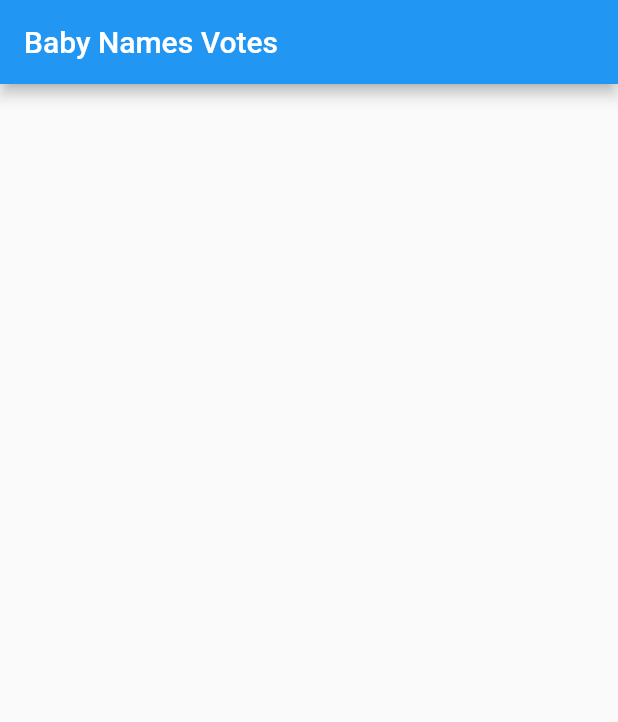
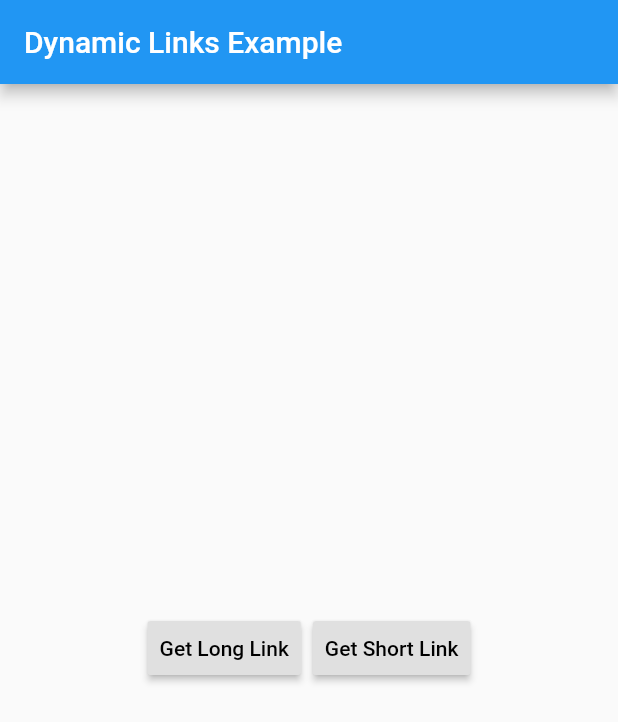
Before and after one commit to johanquiroga/flutter-firebase, a Flutter app: the screen it shows after launch, on a phone screen of 412 x 824 dp. Shown: the top 722 px of the screen. Run offline on Flutter 3.47's test engine with Material 2 defaults, Android fonts, the phone set to English and light mode, and no system bars; our stand-ins replace cloud_firestore, firebase_dynamic_links; accounts and stored records are empty.

Commit message:
Added Firebase Dynamic Links and routing for demo app

```diff
--- a/lib/main.dart
+++ b/lib/main.dart
@@ -1,5 +1,8 @@
+import 'dart:async';
+
 import 'package:flutter/material.dart';
 import 'package:cloud_firestore/cloud_firestore.dart';
+import 'package:firebase_dynamic_links/firebase_dynamic_links.dart';
 
 void main() => runApp(new MyApp());
 
@@ -10,8 +13,138 @@ class MyApp extends StatelessWidget {
   Widget build(BuildContext context) {
     return new MaterialApp(
       title: 'Baby names',
-      home: new MyHomePage(title: 'Baby Names Votes'),
+      routes: <String, WidgetBuilder>{
+        '/': (BuildContext context) => new _MainScreen(),
+        '/flutter-baby-names': (BuildContext context) =>
+            new MyHomePage(title: 'Baby Names Votes'),
+        '/helloworld': (BuildContext context) =>
+            new _DynamicLinkScreen(title: 'Hello World'),
+        '/firebase-flutter': (BuildContext context) =>
+            new _DynamicLinkScreen(title: 'Firebase Flutter Test'),
+      },
     );
+  }
+}
+
+class _MainScreen extends StatefulWidget {
+  @override
+  State<StatefulWidget> createState() => new _MainScreenState();
+}
+
+class _MainScreenState extends State<_MainScreen> with WidgetsBindingObserver {
+  String _linkMessage;
+  bool _isCreatingLink = false;
+  Timer _timerLink;
+  @override
+  BuildContext get context => super.context;
+
+  @override
+  void initState() {
+    super.initState();
+    WidgetsBinding.instance.addObserver(this);
+  }
+
+  @override
+  void didChangeAppLifecycleState(AppLifecycleState state) {
+    if (state == AppLifecycleState.resumed) {
+      _timerLink = new Timer(const Duration(milliseconds: 850), () {
+        _retrieveDynamicLink();
+      });
+    }
+  }
+
+  Future<void> _retrieveDynamicLink() async {
+    final PendingDynamicLinkData data =
+        await FirebaseDynamicLinks.instance.retrieveDynamicLink();
+    final Uri deepLink = data?.link;
+
+    if (deepLink != null) {
+      print(deepLink.toString());
+      Navigator.pushNamed(context, deepLink.path);
+    }
+  }
+
+  Future<void> _createDynamicLink(bool short) async {
+    setState(() {
+      _isCreatingLink = true;
+    });
+
+    final DynamicLinkParameters parameters = new DynamicLinkParameters(
+      domain: 'johanquiroga.page.link',
+      link: Uri.parse('http://johanquiroga.me/helloworld'),
+      androidParameters: new AndroidParameters(
+        packageName: 'com.example.firebasetest',
+        minimumVersion: 0,
+      ),
+      dynamicLinkParametersOptions: new DynamicLinkParametersOptions(
+        shortDynamicLinkPathLength: ShortDynamicLinkPathLength.short,
+      ),
+      // iosParameters: new IosParameters(
+      //   bundleId: 'com.google.FirebaseCppDynamicLinksTestApp.dev',
+      //   minimumVersion: '0',
+      // ),
+    );
+
+    Uri url;
+    if (short) {
+      final ShortDynamicLink shortLink = await parameters.buildShortLink();
+      url = shortLink.shortUrl;
+    } else {
+      url = await parameters.buildUrl();
+    }
+
+    setState(() {
+      _linkMessage = url.toString();
+      _isCreatingLink = false;
+    });
+  }
+
+  @override
+  Widget build(BuildContext context) {
+    return new Material(
+      child: new Scaffold(
+        appBar: new AppBar(
+          title: const Text('Dynamic Links Example'),
+        ),
+        body: new Center(
+          child: new Column(
+            mainAxisAlignment: MainAxisAlignment.center,
+            children: <Widget>[
+              new ButtonBar(
+                alignment: MainAxisAlignment.center,
+                children: <Widget>[
+                  new RaisedButton(
+                    onPressed: !_isCreatingLink
+                        ? () => _createDynamicLink(false)
+                        : null,
+                    child: const Text('Get Long Link'),
+                  ),
+                  new RaisedButton(
+                    onPressed: !_isCreatingLink
+                        ? () => _createDynamicLink(true)
+                        : null,
+                    child: const Text('Get Short Link'),
+                  ),
+                ],
+              ),
+              new Text(
+                _linkMessage ?? '',
+                textAlign: TextAlign.center,
+              ),
+            ],
+          ),
+        ),
+      ),
+    );
+  }
+
+  @override
+  void dispose() {
+    WidgetsBinding.instance.removeObserver(this);
+    if (_timerLink != null) {
+      _timerLink.cancel();
+    }
+    super.dispose();
   }
 }
 
@@ -69,3 +202,23 @@ class MyHomePage extends StatelessWidget {
     );
   }
 }
+
+class _DynamicLinkScreen extends StatelessWidget {
+  const _DynamicLinkScreen({Key key, this.title}) : super(key: key);
+
+  final String title;
+
+  @override
+  Widget build(BuildContext context) {
+    return new Material(
+      child: new Scaffold(
+        appBar: new AppBar(
+          title: const Text('Hello World DeepLink'),
+        ),
+        body: new Center(
+          child: new Text(title),
+        ),
+      ),
+    );
+  }
+}
```
